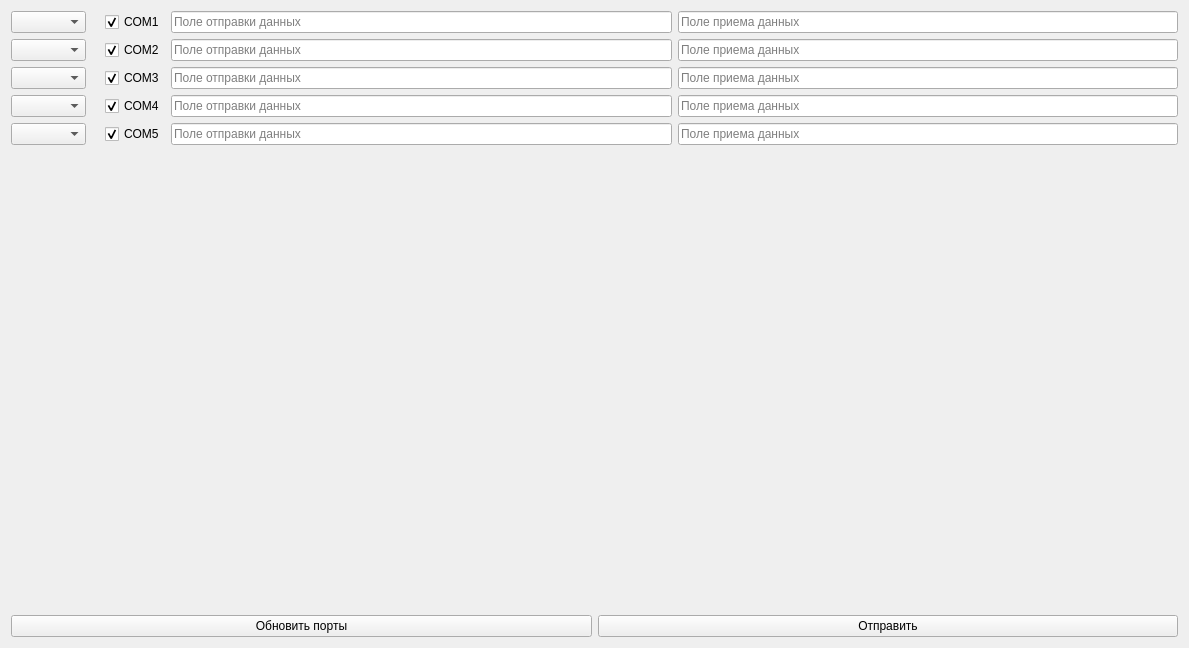
Above: mainwindow.ui from TTTiNNNy/Serial_QT before the change. Below: the same form after it.
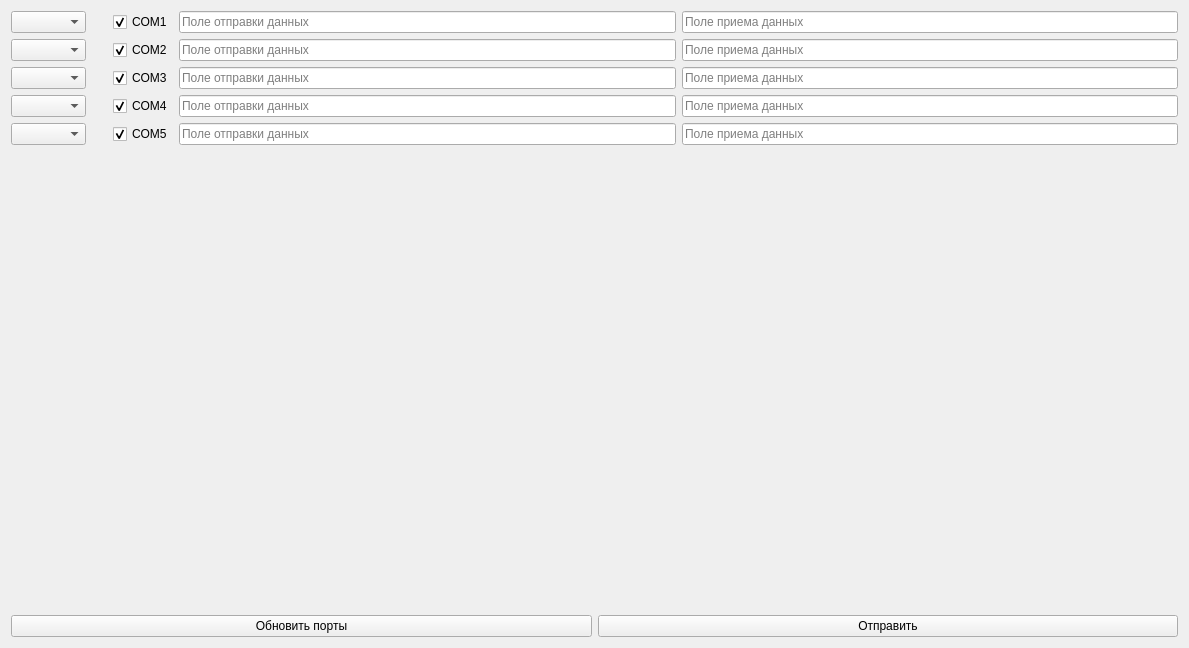
That is the form after the change.

Commit message: Port status is now working

Diff of the .ui file:
```diff
--- a/mainwindow.ui
+++ b/mainwindow.ui
@@ -31,6 +31,12 @@
         </item>
         <item>
          <widget class="QLabel" name="COM1_status">
+          <property name="minimumSize">
+           <size>
+            <width>15</width>
+            <height>0</height>
+           </size>
+          </property>
           <property name="text">
            <string/>
           </property>
@@ -76,6 +82,12 @@
         </item>
         <item>
          <widget class="QLabel" name="COM2_status">
+          <property name="minimumSize">
+           <size>
+            <width>15</width>
+            <height>0</height>
+           </size>
+          </property>
           <property name="text">
            <string/>
           </property>
@@ -121,6 +133,12 @@
         </item>
         <item>
          <widget class="QLabel" name="COM3_status">
+          <property name="minimumSize">
+           <size>
+            <width>15</width>
+            <height>0</height>
+           </size>
+          </property>
           <property name="text">
            <string/>
           </property>
@@ -166,6 +184,12 @@
         </item>
         <item>
          <widget class="QLabel" name="COM4_status">
+          <property name="minimumSize">
+           <size>
+            <width>15</width>
+            <height>0</height>
+           </size>
+          </property>
           <property name="text">
            <string/>
           </property>
@@ -211,6 +235,12 @@
         </item>
         <item>
          <widget class="QLabel" name="COM5_status">
+          <property name="minimumSize">
+           <size>
+            <width>15</width>
+            <height>0</height>
+           </size>
+          </property>
           <property name="text">
            <string/>
           </property>
```
The commit also changes 2 other files.
